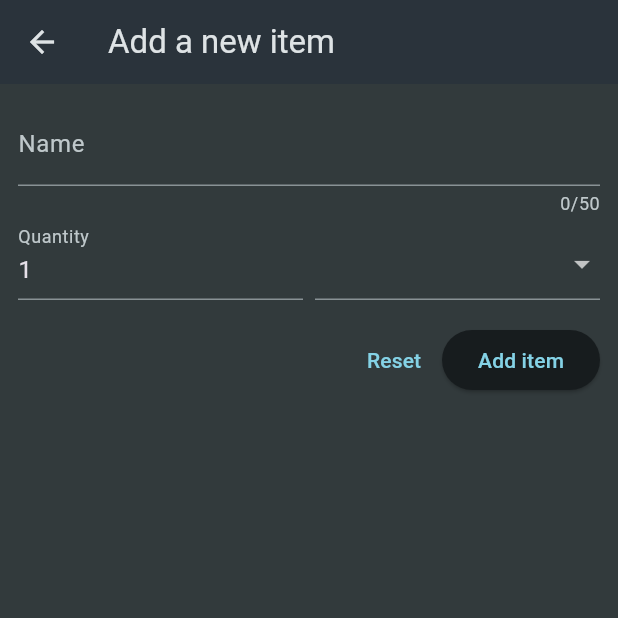
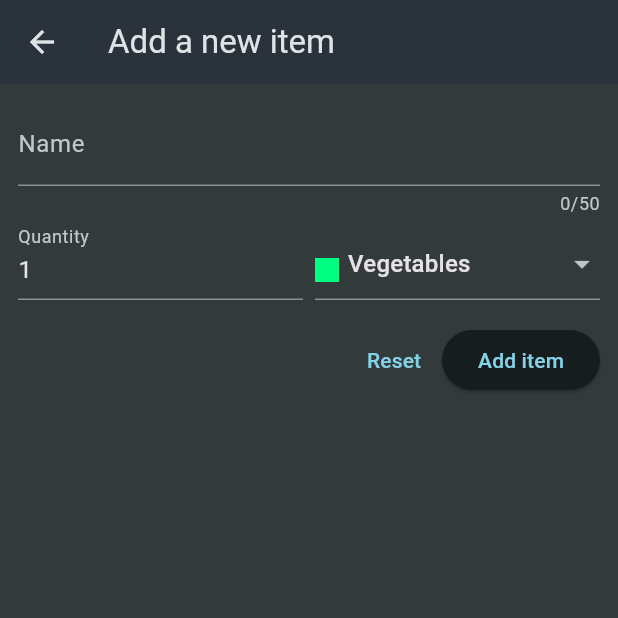
Before and after one commit to yashaset/shopping_list, a Flutter app: the screen it shows after launch, after a tap on the "add" icon, on a phone screen of 412 x 824 dp, the top half of it. Run offline on Flutter 3.47's test engine with Material 3 defaults, Android fonts, the phone set to English and light mode, and no system bars.

```diff
--- a/lib/screens/new_item.dart
+++ b/lib/screens/new_item.dart
@@ -1,15 +1,29 @@
 import 'package:flutter/material.dart';
 import 'package:shopping_list/data/categories.dart';
+import 'package:shopping_list/models/category.dart';
+import 'package:shopping_list/models/grocery_item.dart';
 
 class NewItem extends StatefulWidget {
+  const NewItem({super.key});
   @override
   State<NewItem> createState() => _NewItemState();
 }
 
 class _NewItemState extends State<NewItem> {
   final _formKey = GlobalKey<FormState>();
+  var _enteredName = "";
+  var _enteredQuantity = 1;
+  var _selectedCategory = categoriesList[Categories.vegetables]!;
+
   void _save() {
-    _formKey.currentState!.validate();
+    if (_formKey.currentState!.validate()) {
+      _formKey.currentState!.save();
+      Navigator.of(context).pop(GroceryItem(
+          id: DateTime.now().toString(),
+          category: _selectedCategory,
+          name: _enteredName,
+          quantity: _enteredQuantity));
+    }
   }
 
   @override
@@ -38,6 +52,9 @@ class _NewItemState extends State<NewItem> {
                     }
                     return null;
                   },
+                  onSaved: (value) {
+                    _enteredName = value!;
+                  },
                 ),
                 Row(
                   crossAxisAlignment: CrossAxisAlignment.end,
@@ -58,6 +75,9 @@ class _NewItemState extends State<NewItem> {
                           }
                           return null;
                         },
+                        onSaved: (value) {
+                          _enteredQuantity = int.parse(value!);
+                        },
                       ),
                     ),
                     const SizedBox(
@@ -65,6 +85,7 @@ class _NewItemState extends State<NewItem> {
                     ),
                     Expanded(
                       child: DropdownButtonFormField(
+                          value: _selectedCategory,
                           items: [
                             for (final category in categoriesList.entries)
                               DropdownMenuItem(
@@ -86,7 +107,9 @@ class _NewItemState extends State<NewItem> {
                               )
                           ],
                           onChanged: (value) {
-                            print(value);
+                            setState(() {
+                              _selectedCategory = value!;
+                            });
                           }),
                     ),
                   ],
--- a/lib/screens/shopping_list.dart
+++ b/lib/screens/shopping_list.dart
@@ -1,5 +1,5 @@
 import 'package:flutter/material.dart';
-import 'package:shopping_list/data/dummy_items.dart';
+import 'package:shopping_list/models/grocery_item.dart';
 import 'package:shopping_list/screens/new_item.dart';
 
 class ShoppingListScreen extends StatefulWidget {
@@ -10,10 +10,18 @@ class ShoppingListScreen extends StatefulWidget {
 }
 
 class _ShoppingListScreenState extends State<ShoppingListScreen> {
-  void _handleOnAddNewItem() {
-    Navigator.push(context, MaterialPageRoute(builder: (ctx) {
-      return NewItem();
+  final List<GroceryItem> groceryList = [];
+
+  void _handleOnAddNewItem() async {
+    final groceryItem =
+        await Navigator.push(context, MaterialPageRoute(builder: (ctx) {
+      return const NewItem();
     }));
+
+    if (groceryItem == null) return;
+    setState(() {
+      groceryList.add(groceryItem);
+    });
   }
 
   @override
@@ -27,15 +35,25 @@ class _ShoppingListScreenState extends State<ShoppingListScreen> {
         title: const Text("Shopping List"),
       ),
       body: ListView.builder(
-        itemCount: groceryItems.length,
-        itemBuilder: (ctx, index) => ListTile(
-          title: Text(groceryItems[index].name),
-          leading: Container(
-            width: 24,
-            height: 24,
-            color: groceryItems[index].category.color,
+        itemCount: groceryList.length,
+        itemBuilder: (ctx, index) => Dismissible(
+          key: ValueKey(groceryList[index].id),
+          onDismissed: (direction) => {
+            setState(() {
+              //
+            })
+          },
+          behavior: HitTestBehavior.translucent,
+          direction: DismissDirection.horizontal,
+          child: ListTile(
+            title: Text(groceryList[index].name),
+            leading: Container(
+              width: 24,
+              height: 24,
+              color: groceryList[index].category.color,
+            ),
+            trailing: Text(groceryList[index].quantity.toString()),
           ),
-          trailing: Text(groceryItems[index].quantity.toString()),
         ),
       ),
     );
```
